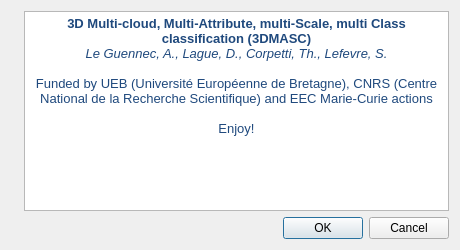
dgirardeau/q3DMASC, file classifyDisclaimerDlg.ui: the form before one commit.
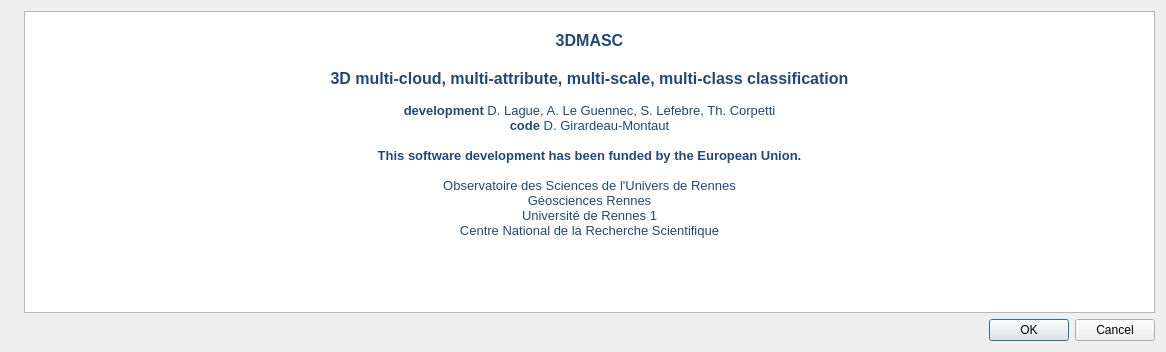
The form after the commit. Icons and pictures are not drawn.

Commit message: disclaimer updated, call to nNSS.prepare removed

What changed in the file:
```diff
--- a/classifyDisclaimerDlg.ui
+++ b/classifyDisclaimerDlg.ui
@@ -6,8 +6,8 @@
    <rect>
     <x>0</x>
     <y>0</y>
-    <width>460</width>
-    <height>250</height>
+    <width>1166</width>
+    <height>352</height>
    </rect>
   </property>
   <property name="windowTitle">
@@ -22,10 +22,13 @@
     <layout class="QHBoxLayout" name="horizontalLayout">
      <item>
       <widget class="QLabel" name="logo">
+       <property name="enabled">
+        <bool>true</bool>
+       </property>
        <property name="maximumSize">
         <size>
-         <width>150</width>
-         <height>174</height>
+         <width>601</width>
+         <height>302</height>
         </size>
        </property>
        <property name="text">
@@ -48,13 +51,21 @@
         <string>&lt;!DOCTYPE HTML PUBLIC &quot;-//W3C//DTD HTML 4.0//EN&quot; &quot;http://www.w3.org/TR/REC-html40/strict.dtd&quot;&gt;
 &lt;html&gt;&lt;head&gt;&lt;meta name=&quot;qrichtext&quot; content=&quot;1&quot; /&gt;&lt;style type=&quot;text/css&quot;&gt;
 p, li { white-space: pre-wrap; }
-&lt;/style&gt;&lt;/head&gt;&lt;body style=&quot; font-family:'MS Shell Dlg 2'; font-size:8.25pt; font-weight:400; font-style:normal;&quot;&gt;
-&lt;p align=&quot;center&quot; style=&quot; margin-top:0px; margin-bottom:0px; margin-left:0px; margin-right:0px; -qt-block-indent:0; text-indent:0px;&quot;&gt;&lt;span style=&quot; font-family:'Calibri,sans-serif'; font-size:10pt; font-weight:600; color:#1f497d;&quot;&gt;3D Multi-cloud, Multi-Attribute, multi-Scale, multi Class classification (3DMASC)&lt;/span&gt;&lt;/p&gt;
-&lt;p align=&quot;center&quot; style=&quot; margin-top:0px; margin-bottom:0px; margin-left:0px; margin-right:0px; -qt-block-indent:0; text-indent:0px; background-color:#ffffff;&quot;&gt;&lt;span style=&quot; font-family:'Calibri,sans-serif'; font-size:10pt; font-style:italic; color:#1f497d;&quot;&gt;Le Guennec, A., Lague, D., Corpetti, Th., Lefevre, S.&lt;/span&gt;&lt;/p&gt;
-&lt;p align=&quot;center&quot; style=&quot;-qt-paragraph-type:empty; margin-top:0px; margin-bottom:0px; margin-left:0px; margin-right:0px; -qt-block-indent:0; text-indent:0px; font-family:'Calibri,sans-serif'; font-size:10pt; font-style:italic; color:#1f497d; background-color:#ffffff;&quot;&gt;&lt;br /&gt;&lt;/p&gt;
-&lt;p align=&quot;center&quot; style=&quot; margin-top:0px; margin-bottom:0px; margin-left:0px; margin-right:0px; -qt-block-indent:0; text-indent:0px; background-color:#ffffff;&quot;&gt;&lt;span style=&quot; font-family:'Calibri,sans-serif'; font-size:10pt; color:#1f497d; background-color:#ffffff;&quot;&gt;Funded by UEB (Université Européenne de Bretagne), CNRS (Centre National de la Recherche Scientifique) and EEC Marie-Curie actions&lt;/span&gt;&lt;/p&gt;
+&lt;/style&gt;&lt;/head&gt;&lt;body style=&quot; font-family:'MS Shell Dlg 2'; font-size:9.75pt; font-weight:400; font-style:normal;&quot;&gt;
+&lt;p align=&quot;center&quot; style=&quot;-qt-paragraph-type:empty; margin-top:0px; margin-bottom:0px; margin-left:0px; margin-right:0px; -qt-block-indent:0; text-indent:0px;&quot;&gt;&lt;br /&gt;&lt;/p&gt;
+&lt;p align=&quot;center&quot; style=&quot; margin-top:0px; margin-bottom:0px; margin-left:0px; margin-right:0px; -qt-block-indent:0; text-indent:0px;&quot;&gt;&lt;span style=&quot; font-size:12pt; font-weight:600; color:#1f497d;&quot;&gt;3DMASC&lt;/span&gt;&lt;/p&gt;
+&lt;p align=&quot;center&quot; style=&quot;-qt-paragraph-type:empty; margin-top:0px; margin-bottom:0px; margin-left:0px; margin-right:0px; -qt-block-indent:0; text-indent:0px; font-size:12pt; font-weight:600; color:#1f497d;&quot;&gt;&lt;br /&gt;&lt;/p&gt;
+&lt;p align=&quot;center&quot; style=&quot; margin-top:0px; margin-bottom:0px; margin-left:0px; margin-right:0px; -qt-block-indent:0; text-indent:0px;&quot;&gt;&lt;span style=&quot; font-size:12pt; font-weight:600; color:#1f497d;&quot;&gt;3D multi-cloud, multi-attribute, multi-scale, multi-class classification&lt;/span&gt;&lt;/p&gt;
 &lt;p align=&quot;center&quot; style=&quot;-qt-paragraph-type:empty; margin-top:0px; margin-bottom:0px; margin-left:0px; margin-right:0px; -qt-block-indent:0; text-indent:0px; font-family:'Calibri,sans-serif'; font-size:10pt; color:#1f497d; background-color:#ffffff;&quot;&gt;&lt;br /&gt;&lt;/p&gt;
-&lt;p align=&quot;center&quot; style=&quot; margin-top:0px; margin-bottom:0px; margin-left:0px; margin-right:0px; -qt-block-indent:0; text-indent:0px; background-color:#ffffff;&quot;&gt;&lt;span style=&quot; font-family:'Calibri,sans-serif'; font-size:10pt; color:#1f497d;&quot;&gt;Enjoy!&lt;/span&gt;&lt;/p&gt;&lt;/body&gt;&lt;/html&gt;</string>
+&lt;p align=&quot;center&quot; style=&quot; margin-top:0px; margin-bottom:0px; margin-left:0px; margin-right:0px; -qt-block-indent:0; text-indent:0px; background-color:#ffffff;&quot;&gt;&lt;span style=&quot; font-family:'Slack-Lato','appleLogo','sans-serif'; font-size:10pt; font-weight:600; color:#1f497d;&quot;&gt;development &lt;/span&gt;&lt;span style=&quot; font-family:'Slack-Lato','appleLogo','sans-serif'; font-size:10pt; color:#1f497d;&quot;&gt;D. Lague, A. Le Guennec, S. Lefebre, Th. Corpetti&lt;/span&gt;&lt;/p&gt;
+&lt;p align=&quot;center&quot; style=&quot; margin-top:0px; margin-bottom:0px; margin-left:0px; margin-right:0px; -qt-block-indent:0; text-indent:0px; background-color:#ffffff;&quot;&gt;&lt;span style=&quot; font-family:'Slack-Lato','appleLogo','sans-serif'; font-size:10pt; font-weight:600; color:#1f497d;&quot;&gt;code &lt;/span&gt;&lt;span style=&quot; font-family:'Slack-Lato','appleLogo','sans-serif'; font-size:10pt; color:#1f497d;&quot;&gt;D. Girardeau-Montaut&lt;/span&gt;&lt;/p&gt;
+&lt;p align=&quot;center&quot; style=&quot;-qt-paragraph-type:empty; margin-top:0px; margin-bottom:0px; margin-left:0px; margin-right:0px; -qt-block-indent:0; text-indent:0px; font-family:'Calibri,sans-serif'; font-size:10pt; color:#1f497d; background-color:#ffffff;&quot;&gt;&lt;br /&gt;&lt;/p&gt;
+&lt;p align=&quot;center&quot; style=&quot; margin-top:0px; margin-bottom:0px; margin-left:0px; margin-right:0px; -qt-block-indent:0; text-indent:0px; background-color:#ffffff;&quot;&gt;&lt;span style=&quot; font-family:'Slack-Lato','appleLogo','sans-serif'; font-size:10pt; font-weight:600; color:#1f497d;&quot;&gt;This software development has been funded by the European Union.&lt;/span&gt;&lt;/p&gt;
+&lt;p align=&quot;center&quot; style=&quot;-qt-paragraph-type:empty; margin-top:0px; margin-bottom:0px; margin-left:0px; margin-right:0px; -qt-block-indent:0; text-indent:0px; font-family:'Calibri,sans-serif'; font-size:10pt; color:#1f497d; background-color:#ffffff;&quot;&gt;&lt;br /&gt;&lt;/p&gt;
+&lt;p align=&quot;center&quot; style=&quot; margin-top:0px; margin-bottom:0px; margin-left:0px; margin-right:0px; -qt-block-indent:0; text-indent:0px; background-color:#ffffff;&quot;&gt;&lt;span style=&quot; font-family:'Calibri,sans-serif'; font-size:10pt; color:#1f497d; background-color:#ffffff;&quot;&gt;Observatoire des Sciences de l'Univers de Rennes&lt;/span&gt;&lt;/p&gt;
+&lt;p align=&quot;center&quot; style=&quot; margin-top:0px; margin-bottom:0px; margin-left:0px; margin-right:0px; -qt-block-indent:0; text-indent:0px; background-color:#ffffff;&quot;&gt;&lt;span style=&quot; font-family:'Calibri,sans-serif'; font-size:10pt; color:#1f497d; background-color:#ffffff;&quot;&gt;Géosciences Rennes&lt;/span&gt;&lt;/p&gt;
+&lt;p align=&quot;center&quot; style=&quot; margin-top:0px; margin-bottom:0px; margin-left:0px; margin-right:0px; -qt-block-indent:0; text-indent:0px; background-color:#ffffff;&quot;&gt;&lt;span style=&quot; font-family:'Calibri,sans-serif'; font-size:10pt; color:#1f497d; background-color:#ffffff;&quot;&gt;Université de Rennes 1&lt;/span&gt;&lt;/p&gt;
+&lt;p align=&quot;center&quot; style=&quot; margin-top:0px; margin-bottom:0px; margin-left:0px; margin-right:0px; -qt-block-indent:0; text-indent:0px; background-color:#ffffff;&quot;&gt;&lt;span style=&quot; font-family:'Calibri,sans-serif'; font-size:10pt; color:#1f497d; background-color:#ffffff;&quot;&gt;Centre National de la Recherche Scientifique&lt;/span&gt;&lt;/p&gt;&lt;/body&gt;&lt;/html&gt;</string>
        </property>
       </widget>
      </item>
```
Left out of the diff: 4 changed lines with no effect on the pictures. The commit also changes 4 other files.
